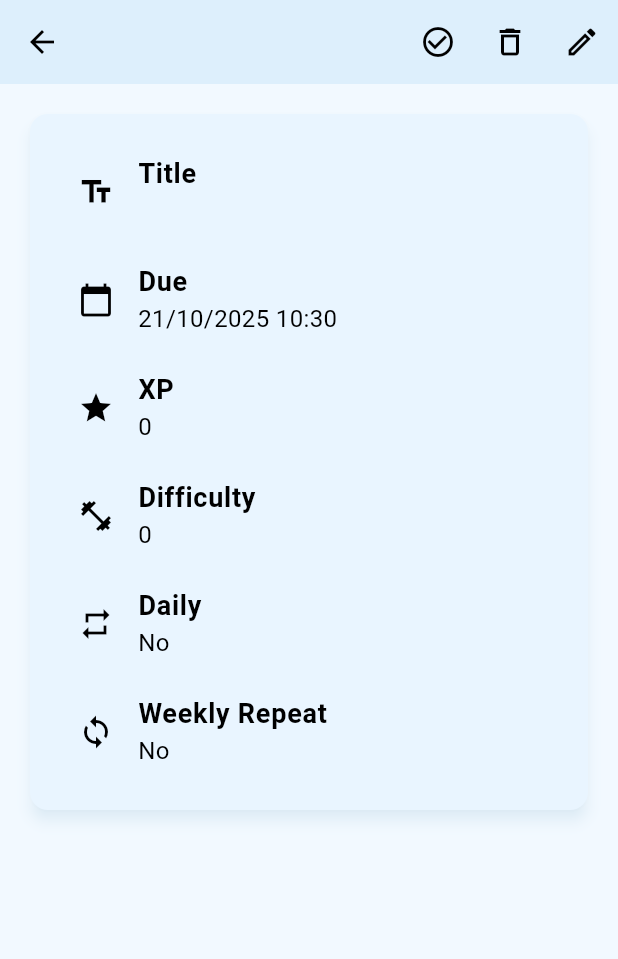
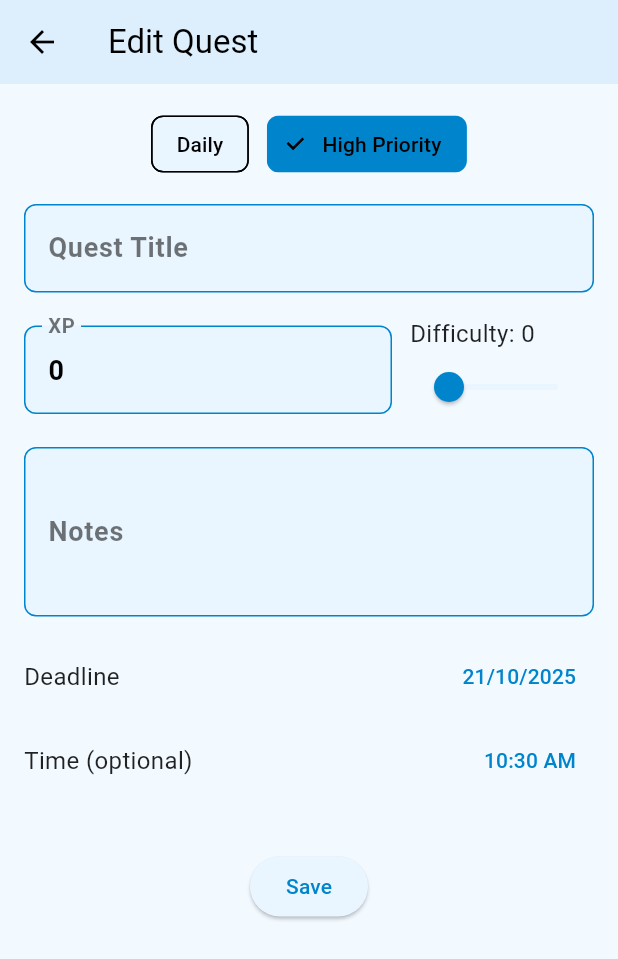
Before and after one commit to SoulArcher0507/Life-Leveling, a Flutter app: the QuestDetailsPage screen opened directly with empty values, after a tap on the "edit" icon, on a phone screen of 412 x 824 dp. Shown: the top 959 px of the screen. Run offline on Flutter 3.47's test engine with Material 3 defaults, Android fonts, the phone set to English and light mode, and no system bars; our stand-ins replace shared_preferences; accounts and stored records are empty.

Commit message:
streak ui quest

```diff
--- /dev/null
+++ b/lib/pages/quests/edit_quest_page.dart
@@ -0,0 +1,243 @@
+import 'package:flutter/material.dart';
+import 'package:intl/intl.dart';
+import 'package:life_leveling/models/quest_model.dart';
+import 'package:life_leveling/services/quest_service.dart';
+
+/// A page for editing an existing quest.  This form pre‑populates fields
+/// based on the provided [quest] and allows the user to modify the title,
+/// XP, fatigue, notes and deadline.  When saved, the quest is updated via
+/// [QuestService.updateQuest] and this page pops with a `true` result.
+class EditQuestPage extends StatefulWidget {
+  final QuestData quest;
+  const EditQuestPage({Key? key, required this.quest}) : super(key: key);
+
+  @override
+  State<EditQuestPage> createState() => _EditQuestPageState();
+}
+
+class _EditQuestPageState extends State<EditQuestPage> {
+  late TextEditingController titleController;
+  late TextEditingController xpController;
+  late TextEditingController notesController;
+
+  bool userIsDaily = false;
+  DateTime? selectedDeadline;
+  TimeOfDay? selectedDeadlineTime;
+  int fatigue = 0;
+
+  @override
+  void initState() {
+    super.initState();
+    final q = widget.quest;
+    titleController = TextEditingController(text: q.title);
+    xpController = TextEditingController(text: q.xp.toString());
+    notesController = TextEditingController(text: q.notes);
+    userIsDaily = q.isDaily;
+    fatigue = q.fatigue;
+    if (!q.isDaily) {
+      // Extract date and time for high priority quest
+      selectedDeadline = DateTime(q.deadline.year, q.deadline.month, q.deadline.day);
+      if (q.deadline.hour != 0 || q.deadline.minute != 0) {
+        selectedDeadlineTime = TimeOfDay(hour: q.deadline.hour, minute: q.deadline.minute);
+      }
+    }
+  }
+
+  @override
+  void dispose() {
+    titleController.dispose();
+    xpController.dispose();
+    notesController.dispose();
+    super.dispose();
+  }
+
+  @override
+  Widget build(BuildContext context) {
+    return Scaffold(
+      appBar: AppBar(
+        leading: IconButton(
+          icon: const Icon(Icons.arrow_back),
+          onPressed: () => Navigator.of(context).pop(),
+        ),
+        title: const Text('Edit Quest'),
+      ),
+      body: SingleChildScrollView(
+        padding: const EdgeInsets.all(16),
+        child: Column(
+          crossAxisAlignment: CrossAxisAlignment.start,
+          children: [
+            Row(
+              mainAxisAlignment: MainAxisAlignment.center,
+              children: [
+                ChoiceChip(
+                  label: const Text('Daily'),
+                  selected: userIsDaily,
+                  onSelected: (sel) => setState(() => userIsDaily = true),
+                ),
+                const SizedBox(width: 12),
+                ChoiceChip(
+                  label: const Text('High Priority'),
+                  selected: !userIsDaily,
+                  onSelected: (sel) => setState(() => userIsDaily = false),
+                ),
+              ],
+            ),
+            const SizedBox(height: 16),
+            TextField(
+              controller: titleController,
+              decoration: const InputDecoration(labelText: 'Quest Title'),
+            ),
+            const SizedBox(height: 16),
+            Row(
+              children: [
+                Expanded(
+                  flex: 2,
+                  child: TextField(
+                    controller: xpController,
+                    keyboardType: TextInputType.number,
+                    decoration: const InputDecoration(labelText: 'XP'),
+                  ),
+                ),
+                const SizedBox(width: 12),
+                Expanded(
+                  flex: 1,
+                  child: Column(
+                    crossAxisAlignment: CrossAxisAlignment.start,
+                    children: [
+                      Text('Difficulty: $fatigue'),
+                      Slider(
+                        value: fatigue.toDouble(),
+                        min: 0,
+                        max: 100,
+                        divisions: 100,
+                        label: '$fatigue',
+                        onChanged: (v) => setState(() => fatigue = v.round()),
+                      ),
+                    ],
+                  ),
+                ),
+              ],
+            ),
+            const SizedBox(height: 16),
+            TextField(
+              controller: notesController,
+              decoration: const InputDecoration(labelText: 'Notes'),
+              maxLines: 3,
+            ),
+            const SizedBox(height: 16),
+            // Date/time pickers shown only for high priority quests
+            if (!userIsDaily) ...[
+              Row(
+                mainAxisAlignment: MainAxisAlignment.spaceBetween,
+                children: [
+                  const Text('Deadline'),
+                  TextButton(
+                    onPressed: () async {
+                      final picked = await showDatePicker(
+                        context: context,
+                        initialDate: selectedDeadline ?? DateTime.now(),
+                        firstDate: DateTime(2000),
+                        lastDate: DateTime(2100),
+                      );
+                      if (picked != null) {
+                        setState(() => selectedDeadline = picked);
+                      }
+                    },
+                    child: Text(
+                      selectedDeadline == null
+                          ? 'Choose date'
+                          : DateFormat('dd/MM/yyyy').format(selectedDeadline!),
+                    ),
+                  ),
+                ],
+              ),
+              const SizedBox(height: 8),
+              Row(
+                mainAxisAlignment: MainAxisAlignment.spaceBetween,
+                children: [
+                  const Text('Time (optional)'),
+                  TextButton(
+                    onPressed: () async {
+                      final picked = await showTimePicker(
+                        context: context,
+                        initialTime: selectedDeadlineTime ?? TimeOfDay.now(),
+                      );
+                      if (picked != null) {
+                        setState(() => selectedDeadlineTime = picked);
+                      }
+                    },
+                    child: Text(
+                      selectedDeadlineTime == null
+                          ? 'Choose time'
+                          : selectedDeadlineTime!.format(context),
+                    ),
+                  ),
+                ],
+              ),
+              const SizedBox(height: 16),
+            ],
+            const SizedBox(height: 20),
+            Center(
+              child: ElevatedButton(
+                onPressed: _saveQuest,
+                child: const Text('Save'),
+              ),
+            ),
+          ],
+        ),
+      ),
+    );
+  }
+
+  Future<void> _saveQuest() async {
+    final newTitle = titleController.text.trim();
+    final newXp = int.tryParse(xpController.text.trim()) ?? 0;
+    final newNotes = notesController.text.trim();
+    if (newTitle.isEmpty) return;
+
+    QuestData updated;
+    if (userIsDaily) {
+      // Keep the original deadline date (date part only) for daily quests
+      final DateTime baseDate = DateTime(
+        widget.quest.deadline.year,
+        widget.quest.deadline.month,
+        widget.quest.deadline.day,
+      );
+      updated = QuestData(
+        id: widget.quest.id,
+        title: newTitle,
+        deadline: baseDate,
+        isDaily: true,
+        xp: newXp,
+        notes: newNotes,
+        repeatedWeekly: widget.quest.repeatedWeekly,
+        fatigue: fatigue,
+      );
+    } else {
+      // For high priority quests, use the selected date/time if provided
+      final DateTime base = selectedDeadline ?? widget.quest.deadline;
+      final DateTime d = DateTime(
+        base.year,
+        base.month,
+        base.day,
+        selectedDeadlineTime?.hour ?? widget.quest.deadline.hour,
+        selectedDeadlineTime?.minute ?? widget.quest.deadline.minute,
+      );
+      updated = QuestData(
+        id: widget.quest.id,
+        title: newTitle,
+        deadline: d,
+        isDaily: false,
+        xp: newXp,
+        notes: newNotes,
+        repeatedWeekly: false,
+        fatigue: fatigue,
+      );
+    }
+    await QuestService().updateQuest(widget.quest, updated);
+    // Pop with true to indicate that the quest was updated
+    if (mounted) {
+      Navigator.of(context).pop(true);
+    }
+  }
+}
--- a/lib/pages/quests/quest_detail_page.dart
+++ b/lib/pages/quests/quest_detail_page.dart
@@ -4,6 +4,7 @@ import 'package:life_leveling/services/quest_service.dart';
 import 'package:life_leveling/services/fatigue_service.dart';
 import 'package:life_leveling/services/level_service.dart';
 import 'package:life_leveling/services/stats_service.dart';
+import 'package:life_leveling/pages/quests/edit_quest_page.dart';
 import 'package:intl/intl.dart';
 
 class QuestDetailsPage extends StatelessWidget {
@@ -41,8 +42,20 @@ class QuestDetailsPage extends StatelessWidget {
           IconButton(
             icon: const Icon(Icons.edit_outlined),
             tooltip: 'Edit',
-            onPressed: () {
-              // TODO: apri dialog di modifica
+            onPressed: () async {
+              // Open the edit quest page and wait for result.  If the
+              // quest was modified (result == true) refresh the state by
+              // popping with true so the parent list updates.
+              final result = await Navigator.push(
+                context,
+                MaterialPageRoute(
+                  builder: (_) => EditQuestPage(quest: quest),
+                ),
+              );
+              if (result == true) {
+                // Indicate to the caller that an update occurred
+                Navigator.of(context).pop(true);
+              }
             },
           ),
         ],
```
Also changed, not shown: lib/pages/dashboard/dashboard_page.dart (+13 -0 lines), lib/pages/quests/new_quest_page.dart (+17 -8 lines), lib/services/stats_service.dart (+116 -0 lines).
